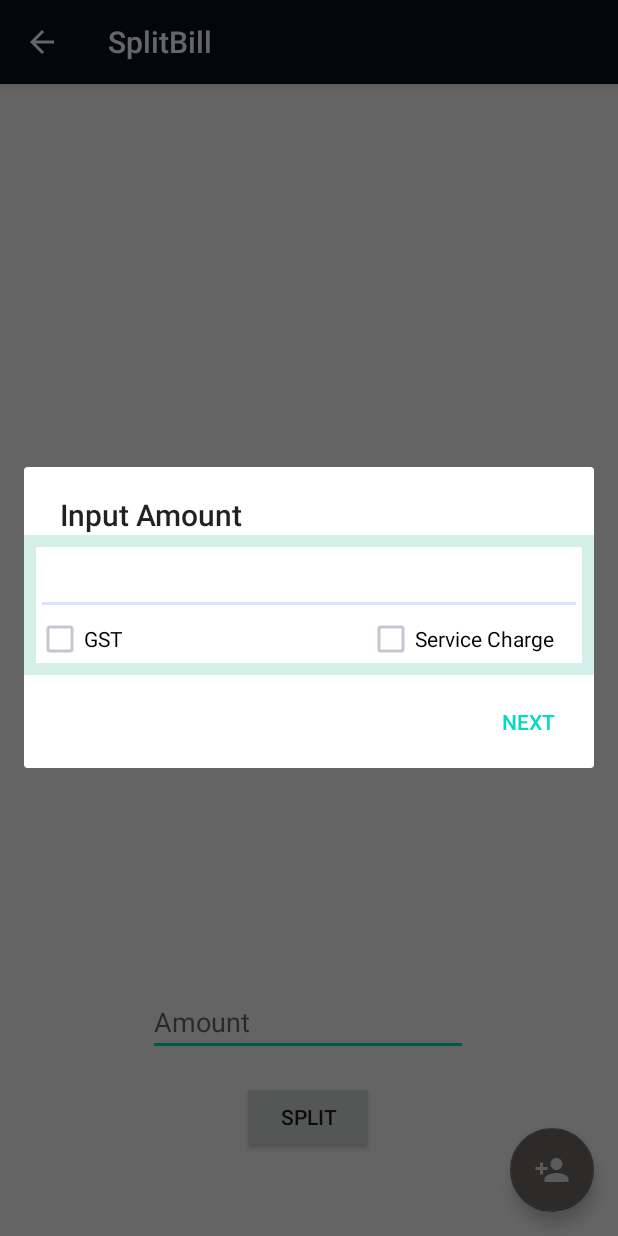
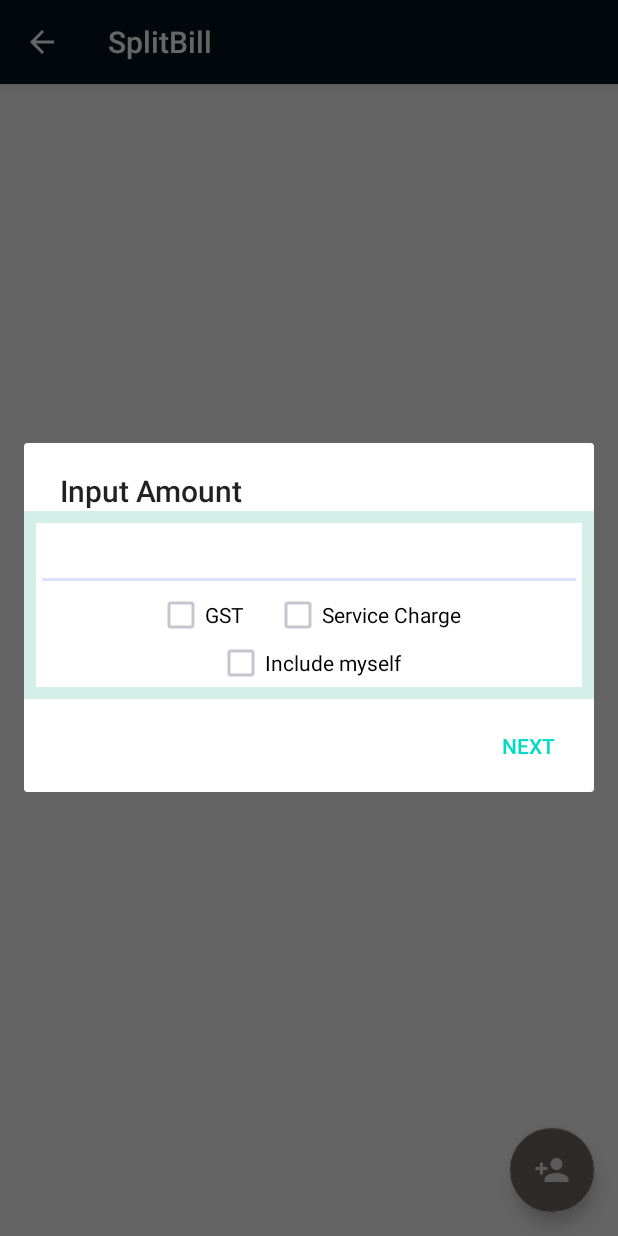
Before and after one commit to wangfeiii/OrbitalOMPM, an Android app: the SplitBill screen opened directly, with no data from a screen before it, after a tap on an icon or button, on a phone screen of 412 x 824 dp. Run offline under Robolectric (Android 15) with nearby library versions, the phone set to English and light mode, and no system bars; 1 statement that could not run was skipped.

Commit message:
fix 10000000 crashes

```diff
--- a/OMPM/app/src/main/res/layout/activity_split_bill.xml
+++ b/OMPM/app/src/main/res/layout/activity_split_bill.xml
@@ -6,24 +6,10 @@
     android:layout_height="match_parent"
     tools:context=".SplitBill">
 
-    <EditText
-        android:id="@+id/editText_Amount"
-        android:layout_width="wrap_content"
-        android:layout_height="wrap_content"
-        android:layout_marginBottom="120dp"
-        android:ems="10"
-        android:hint="@string/SplitAmount"
-        android:inputType="numberDecimal"
-        android:visibility="visible"
-        app:layout_constraintBottom_toBottomOf="parent"
-        app:layout_constraintEnd_toEndOf="parent"
-        app:layout_constraintHorizontal_bias="0.497"
-        app:layout_constraintStart_toStartOf="parent" />
-
     <androidx.recyclerview.widget.RecyclerView
         android:id="@+id/item_list"
         android:layout_width="0dp"
-        android:layout_height="261dp"
+        android:layout_height="match_parent"
         android:scrollbars="vertical"
         app:layout_constraintEnd_toEndOf="parent"
         app:layout_constraintHorizontal_bias="0.0"
@@ -42,18 +28,6 @@
         app:layout_constraintBottom_toBottomOf="parent"
         app:layout_constraintEnd_toEndOf="parent" />
 
-    <Button
-        android:id="@+id/split"
-        android:layout_width="wrap_content"
-        android:layout_height="wrap_content"
-        android:text="split"
-        app:layout_constraintBottom_toBottomOf="parent"
-        app:layout_constraintEnd_toEndOf="parent"
-        app:layout_constraintHorizontal_bias="0.498"
-        app:layout_constraintStart_toStartOf="parent"
-        app:layout_constraintTop_toBottomOf="@+id/editText_Amount"
-        app:layout_constraintVertical_bias="0.232" />
-
     <TextView
         android:id="@+id/result"
         android:layout_width="wrap_content"
@@ -61,7 +35,6 @@
         android:text=""
         app:layout_constraintBottom_toBottomOf="parent"
         app:layout_constraintEnd_toEndOf="parent"
-        app:layout_constraintStart_toStartOf="parent"
-        app:layout_constraintTop_toBottomOf="@+id/split" />
+        app:layout_constraintStart_toStartOf="parent" />
 
 </androidx.constraintlayout.widget.ConstraintLayout>
--- a/OMPM/app/src/main/res/layout/alert_dialog_layout.xml
+++ b/OMPM/app/src/main/res/layout/alert_dialog_layout.xml
@@ -20,25 +20,41 @@
                 android:id="@+id/input"
                 android:layout_width="match_parent"
                 android:layout_height="wrap_content"
-                android:hint="Amount to be split" />
+                android:hint="Amount to be split"
+                android:inputType="number" />
+
+            <LinearLayout
+                android:id="@+id/linear"
+                android:layout_centerHorizontal="true"
+                android:layout_centerInParent="true"
+                android:layout_width="wrap_content"
+                android:layout_height="wrap_content"
+                android:layout_below="@id/input"
+                android:orientation="horizontal">
 
                 <CheckBox
                     android:id="@+id/checkBox_GST"
-                android:layout_width="165dp"
+                    android:layout_width="wrap_content"
                     android:layout_height="wrap_content"
-                android:layout_below="@id/input"
-                android:layout_alignParentLeft="true"
-                android:layout_toLeftOf="@id/Service_Charge"
+                    android:layout_marginRight="20dp"
                     android:text="GST"
                     android:textColor="@android:color/black" />
 
                 <CheckBox
                     android:id="@+id/Service_Charge"
-                android:layout_width="143dp"
+                    android:layout_width="wrap_content"
                     android:layout_height="wrap_content"
-                android:layout_below="@id/input"
-                android:layout_alignParentRight="true"
                     android:text="Service Charge"
+                    android:textColor="@android:color/black" />
+            </LinearLayout>
+
+            <CheckBox
+                android:id="@+id/myself"
+                android:layout_width="wrap_content"
+                android:layout_height="wrap_content"
+                android:layout_centerHorizontal="true"
+                android:layout_below="@id/linear"
+                android:text="Include myself"
                 android:textColor="@android:color/black" />
         </RelativeLayout>
 
--- a/OMPM/app/src/main/res/layout/wordlist_item.xml
+++ b/OMPM/app/src/main/res/layout/wordlist_item.xml
@@ -7,11 +7,13 @@
     android:orientation="vertical"
     android:padding="10dp"
     >
+
     <TextView
         android:id="@+id/contacts"
         android:layout_width="match_parent"
         android:layout_height="wrap_content"
-        android:textSize="24sp"
+        android:textColor="@android:color/black"
+        android:textSize="20dp"
         tools:text="amount" />
 
 </LinearLayout>
```
Also changed, not shown: OMPM/app/src/main/java/com/example/OMPM/SplitBill.java (+35 -53 lines). Lines whose indentation alone changed are shown as unchanged.
